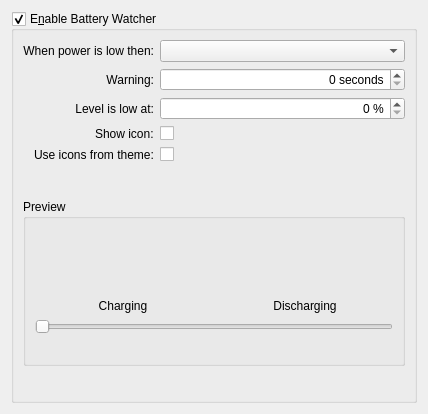
Old version of the form config/batterywatchersettings.ui in the repository deepin-community/lxqt-powermanagement.
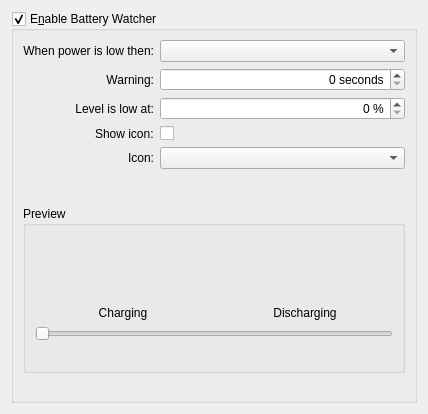
New version of the form.

```diff
--- a/config/batterywatchersettings.ui
+++ b/config/batterywatchersettings.ui
@@ -108,16 +108,12 @@
       <item row="4" column="0">
        <widget class="QLabel" name="useThemeIconsLabel">
         <property name="text">
-         <string>Use icons from theme:</string>
+         <string>Icon:</string>
         </property>
        </widget>
       </item>
       <item row="4" column="1">
-       <widget class="QCheckBox" name="useThemeIconsCheckBox">
-        <property name="text">
-         <string/>
-        </property>
-       </widget>
+        <widget class="QComboBox" name="iconTypeComboBox" />
       </item>
       <item row="6" column="0" colspan="2">
        <widget class="QGroupBox" name="previewBox">
```
Left out of the diff: 2 changed lines with no effect on the pictures.
